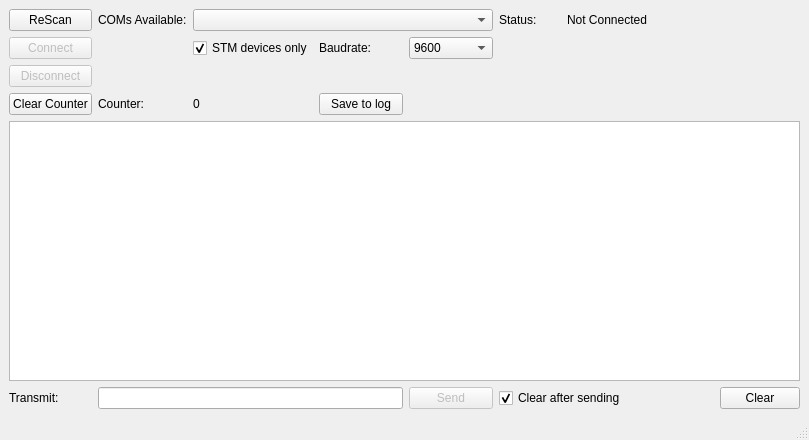
Qt form Terminal.ui (notiel/OstrannaTerminal) before a commit.
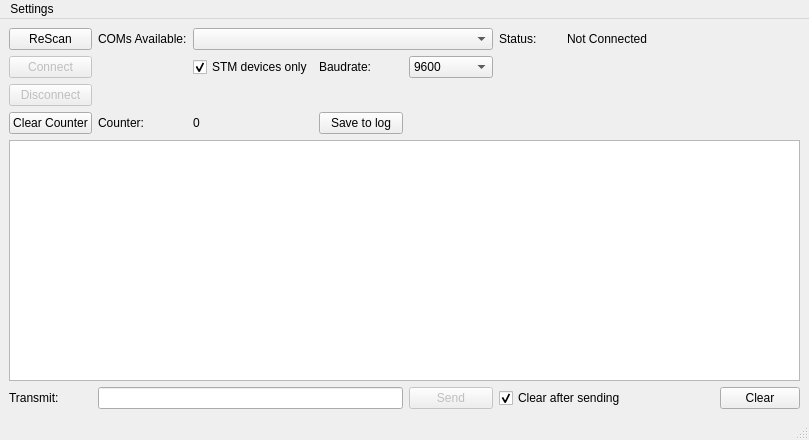
The same form after that commit.

Commit message: settings ready but not applied

Diff of the .ui file:
```diff
--- a/Terminal.ui
+++ b/Terminal.ui
@@ -207,6 +207,13 @@
      <height>26</height>
     </rect>
    </property>
+   <widget class="QMenu" name="menuSettings">
+    <property name="title">
+     <string>Settings</string>
+    </property>
+    <addaction name="actionSettings"/>
+   </widget>
+   <addaction name="menuSettings"/>
   </widget>
   <widget class="QStatusBar" name="statusbar"/>
  </widget>
```
Left out of the diff: 5 changed lines with no effect on the pictures. The commit also changes 5 other files.
